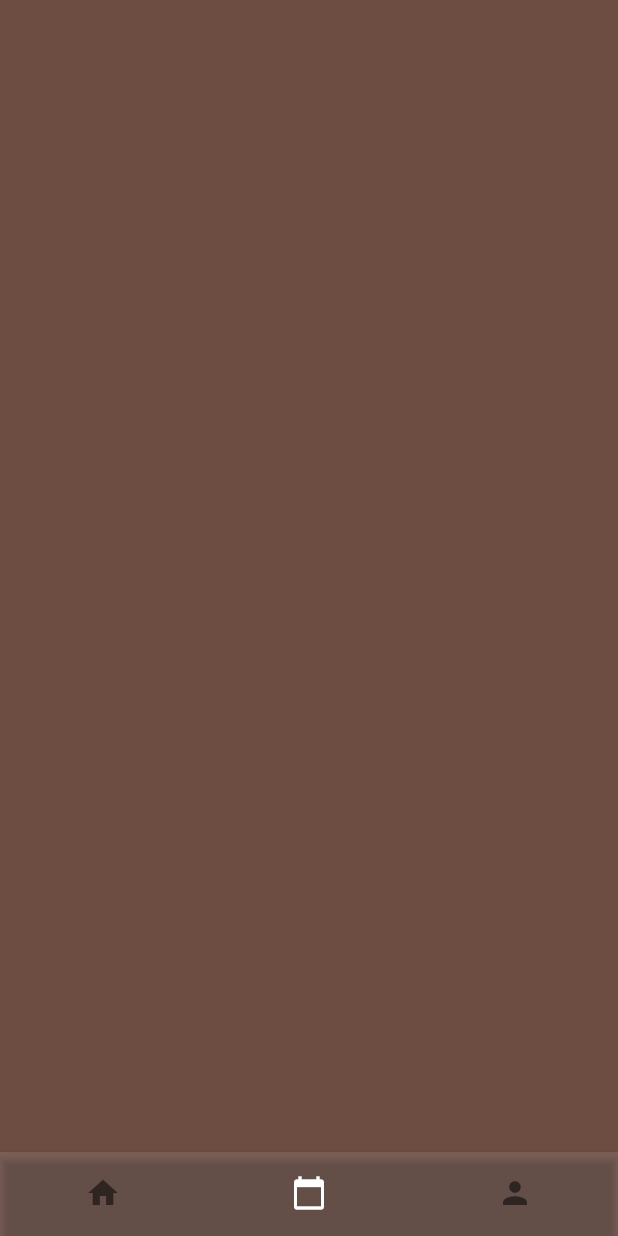
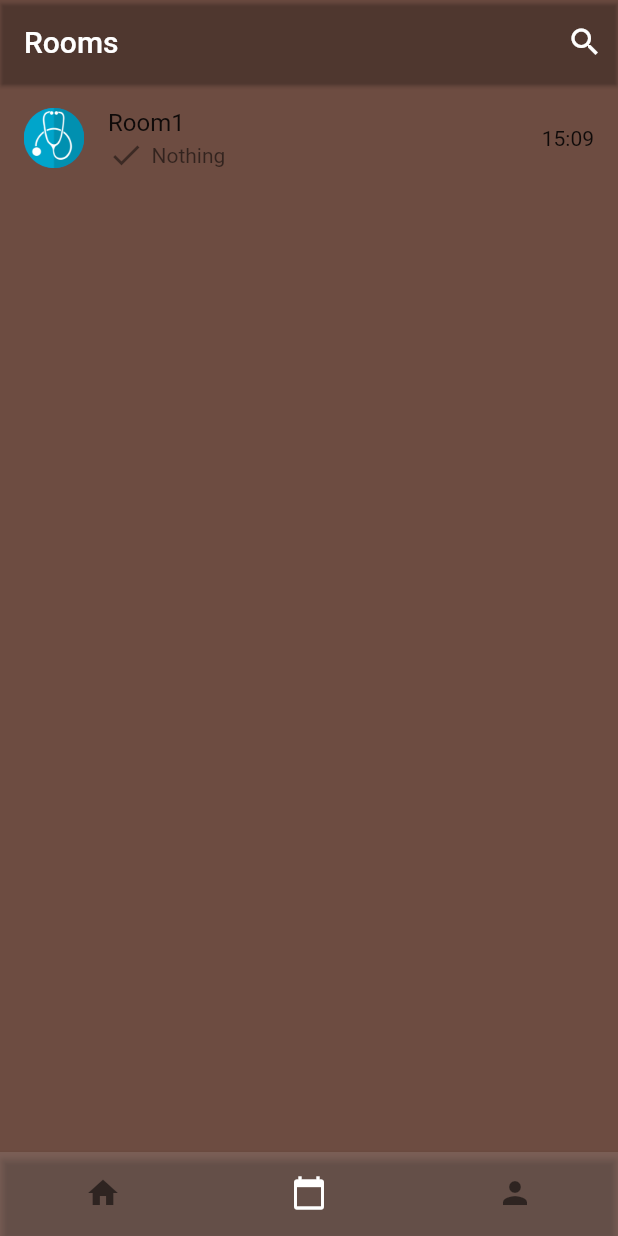
Before and after one commit to kevinjacb/DocAPP, a Flutter app: the Layout screen opened directly, swiped to page 2, on a phone screen of 412 x 824 dp. Run offline on Flutter 3.47's test engine with Material 2 defaults, Android fonts, the light colour scheme and no system bars; our stand-ins replace google_fonts.

Commit message:
Basic Room design

```diff
--- a/lib/screens/calendar.dart
+++ /dev/null
@@ -1,17 +0,0 @@
-import 'package:flutter/material.dart';
-
-class Calendar extends StatefulWidget {
-  const Calendar({Key? key}) : super(key: key);
-
-  @override
-  _CalendarState createState() => _CalendarState();
-}
-
-class _CalendarState extends State<Calendar> {
-  @override
-  Widget build(BuildContext context) {
-    return Scaffold(
-      backgroundColor: Colors.transparent,
-    );
-  }
-}
--- a/lib/screens/layout.dart
+++ b/lib/screens/layout.dart
@@ -1,7 +1,7 @@
 import 'package:flutter/material.dart';
 import '../widgets/appbar.dart';
 import 'home.dart';
-import 'calendar.dart';
+import 'rooms.dart';
 import 'profile.dart';
 
 //import '../variables/variables.dart';
@@ -48,7 +48,7 @@ class _LayoutState extends State<Layout> {
                   index = page;
                 });
               },
-              children: const [Home(), Calendar(), Profile()],
+              children: const [Home(), Rooms(), Profile()],
             ),
           );
         },
--- /dev/null
+++ b/lib/screens/rooms.dart
@@ -0,0 +1,67 @@
+import 'package:flutter/material.dart';
+
+class Rooms extends StatefulWidget {
+  const Rooms({Key? key}) : super(key: key);
+
+  @override
+  _RoomsState createState() => _RoomsState();
+}
+
+class _RoomsState extends State<Rooms> {
+  @override
+  Widget build(BuildContext context) {
+    List room = [Room("Room1", "images/icon.png", "15:09", "Nothing", false)];
+    return Scaffold(
+      backgroundColor: Colors.transparent,
+      appBar: AppBar(
+        elevation: 1,
+        backgroundColor: Colors.transparent,
+        title: Text(
+          "Rooms",
+        ),
+        actions: [
+          Container(
+            margin: EdgeInsets.only(right: 10),
+            child: Icon(Icons.search),
+          )
+        ],
+      ),
+      body: ListView.builder(
+        itemCount: room.length,
+        itemBuilder: (context, index) {
+          return ListTile(
+            leading: CircleAvatar(
+              child: Image.asset(room[index].image_path),
+            ),
+            title: Text(room[index].room_name),
+            trailing: Text(room[index].last_message_time),
+            subtitle: Row(
+              children: [
+                if (room[index].read)
+                  Icon(
+                    Icons.check,
+                    color: Colors.green,
+                  ),
+                if (!room[index].read)
+                  Icon(
+                    Icons.check,
+                  ),
+                SizedBox(
+                  width: 5,
+                ),
+                Text(room[index].last_message_content),
+              ],
+            ),
+          );
+        },
+      ),
+    );
+  }
+}
+
+class Room {
+  String room_name, image_path, last_message_time, last_message_content;
+  bool read;
+  Room(this.room_name, this.image_path, this.last_message_time,
+      this.last_message_content, this.read);
+}
```
